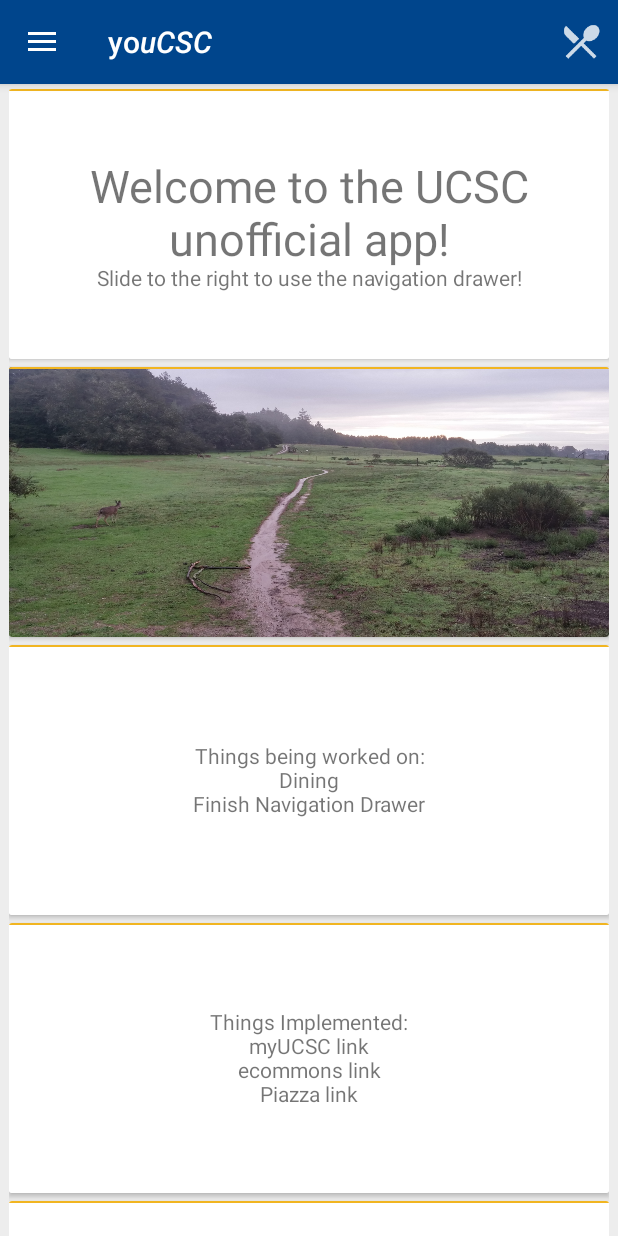
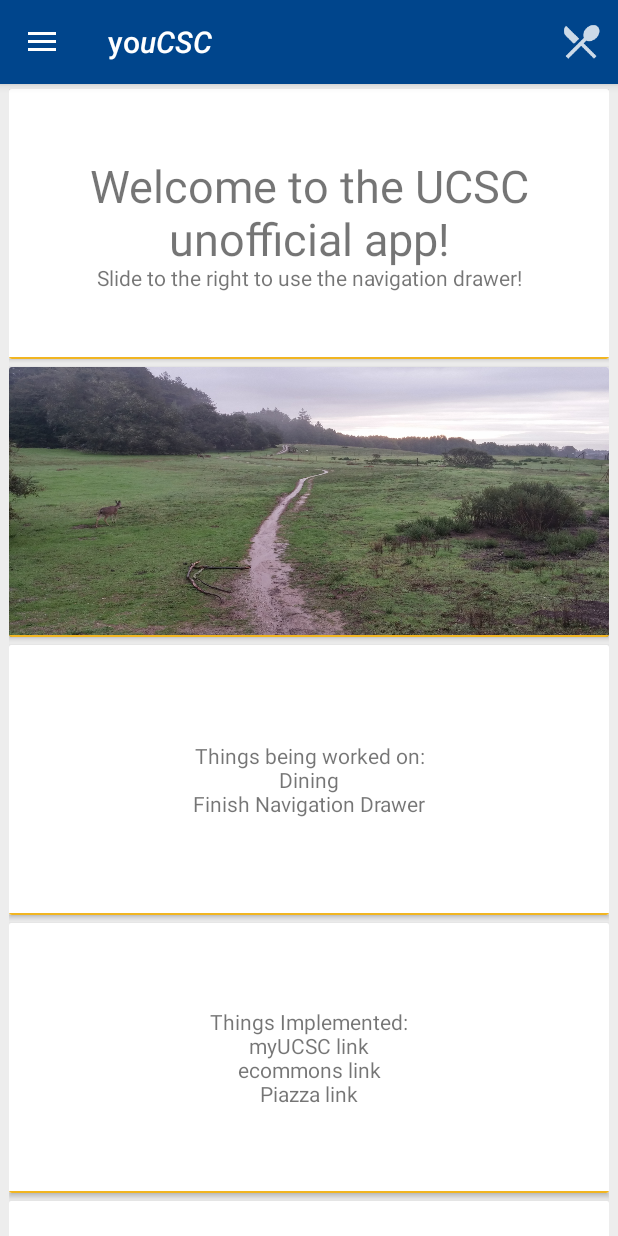
Before and after one commit to ChandlerMoeller/TestAppPleaseIgnore, an Android app: the screen it shows after launch (MainActivity), on a phone screen of 412 x 824 dp. Run offline under Robolectric (Android 15) with nearby library versions, the phone set to English and light mode, and no system bars.

Commit message:
Design update -yellow line on cards is now on bottom and rounded corners is off

```diff
--- a/app/src/main/res/layout/activity_main.xml
+++ b/app/src/main/res/layout/activity_main.xml
@@ -3,6 +3,7 @@
 
 <android.support.v4.widget.DrawerLayout xmlns:android="http://schemas.android.com/apk/res/android"
     xmlns:tools="http://schemas.android.com/tools"
+    xmlns:card_view="http://schemas.android.com/apk/res-auto"
     android:id="@+id/DrawerLayout"
     android:layout_width="match_parent"
     android:layout_height="match_parent"
@@ -44,8 +45,16 @@
                     android:orientation="vertical">
 
                     <android.support.v7.widget.CardView xmlns:card_view="http://schemas.android.com/apk/res-auto"
+                        xmlns:tools="http://schemas.android.com/tools"
                         android:id="@+id/tableLayout2"
-                        style="@style/largecard">
+                        style="@style/largecard"
+                        card_view:cardPreventCornerOverlap="false"
+                        >
+
+                        <RelativeLayout
+                            android:layout_width="match_parent"
+                            android:layout_height="match_parent"
+                            android:orientation="vertical">
 
                             <TextView
                                 android:layout_width="match_parent"
@@ -60,11 +69,19 @@
                                 android:layout_alignParentBottom="true"
                                 android:background="@color/slug_yellow" />
 
+                        </RelativeLayout>
+
                     </android.support.v7.widget.CardView>
 
                     <android.support.v7.widget.CardView xmlns:card_view="http://schemas.android.com/apk/res-auto"
                         android:id="@+id/tableLayout3"
-                        style="@style/largecard">
+                        style="@style/largecard"
+                        card_view:cardPreventCornerOverlap="false">
+
+                        <RelativeLayout
+                            android:layout_width="match_parent"
+                            android:layout_height="match_parent"
+                            android:orientation="vertical">
 
                             <ImageView
                                 android:id="@+id/imageView"
@@ -81,11 +98,19 @@
                                 android:layout_alignParentBottom="true"
                                 android:background="@color/slug_yellow" />
 
+                        </RelativeLayout>
+
                     </android.support.v7.widget.CardView>
 
                     <android.support.v7.widget.CardView xmlns:card_view="http://schemas.android.com/apk/res-auto"
                         android:id="@+id/tableLayout4"
-                        style="@style/largecard">
+                        style="@style/largecard"
+                        card_view:cardPreventCornerOverlap="false">
+
+                        <RelativeLayout
+                            android:layout_width="match_parent"
+                            android:layout_height="match_parent"
+                            android:orientation="vertical">
 
                             <TextView
                                 android:layout_width="match_parent"
@@ -100,11 +125,19 @@
                                 android:layout_alignParentBottom="true"
                                 android:background="@color/slug_yellow" />
 
+                        </RelativeLayout>
+
                     </android.support.v7.widget.CardView>
 
                     <android.support.v7.widget.CardView xmlns:card_view="http://schemas.android.com/apk/res-auto"
                         android:id="@+id/tableLayout5"
-                        style="@style/largecard">
+                        style="@style/largecard"
+                        card_view:cardPreventCornerOverlap="false">
+
+                        <RelativeLayout
+                            android:layout_width="match_parent"
+                            android:layout_height="match_parent"
+                            android:orientation="vertical">
 
                             <TextView
                                 android:layout_width="match_parent"
@@ -119,11 +152,19 @@
                                 android:layout_alignParentBottom="true"
                                 android:background="@color/slug_yellow" />
 
+                        </RelativeLayout>
+
                     </android.support.v7.widget.CardView>
 
                     <android.support.v7.widget.CardView xmlns:card_view="http://schemas.android.com/apk/res-auto"
                         android:id="@+id/tableLayout6"
-                        style="@style/smallcard">
+                        style="@style/smallcard"
+                        card_view:cardPreventCornerOverlap="false">
+
+                        <RelativeLayout
+                            android:layout_width="match_parent"
+                            android:layout_height="match_parent"
+                            android:orientation="vertical">
 
                             <TextView
                                 android:layout_width="match_parent"
@@ -138,11 +179,19 @@
                                 android:layout_alignParentBottom="true"
                                 android:background="@color/slug_yellow" />
 
+                        </RelativeLayout>
+
                     </android.support.v7.widget.CardView>
 
                     <android.support.v7.widget.CardView xmlns:card_view="http://schemas.android.com/apk/res-auto"
                         android:id="@+id/tableLayout7"
-                        style="@style/smallcard">
+                        style="@style/smallcard"
+                        card_view:cardPreventCornerOverlap="false">
+
+                        <RelativeLayout
+                            android:layout_width="match_parent"
+                            android:layout_height="match_parent"
+                            android:orientation="vertical">
 
                             <TextView
                                 android:layout_width="match_parent"
@@ -156,6 +205,8 @@
                                 android:layout_height="1dp"
                                 android:layout_alignParentBottom="true"
                                 android:background="@color/slug_yellow" />
+
+                        </RelativeLayout>
 
                     </android.support.v7.widget.CardView>
 
```
Also changed, not shown: app/src/main/res/layout/activity_dining.xml (+44 -12 lines). Lines whose indentation alone changed are shown as unchanged.
